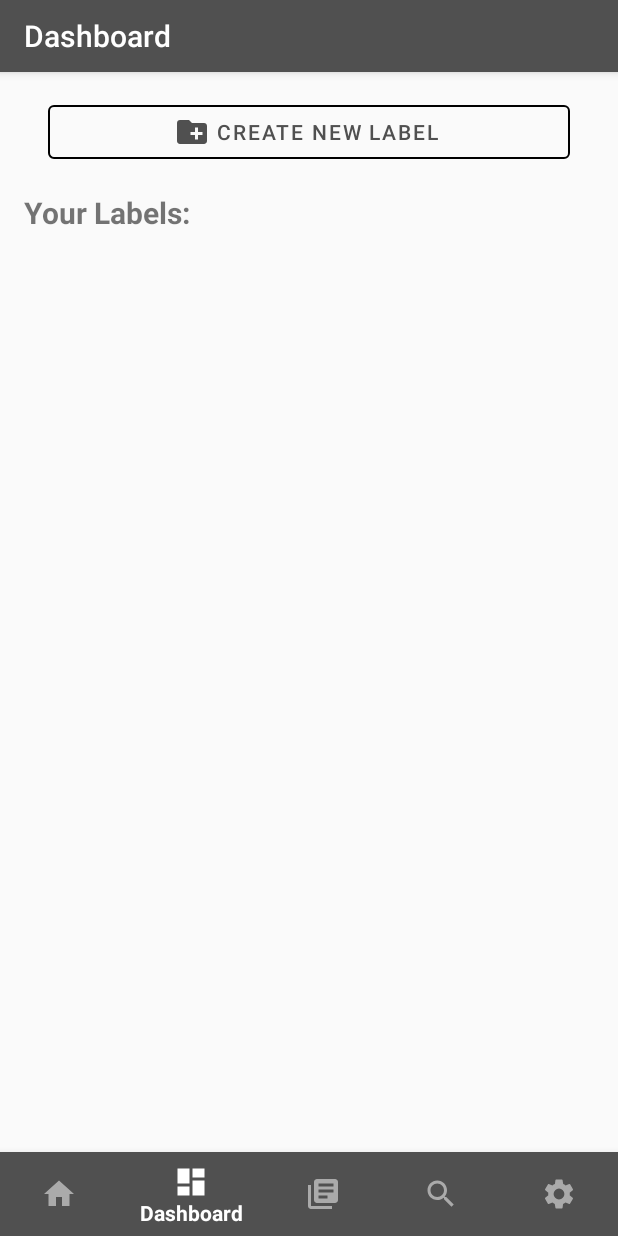
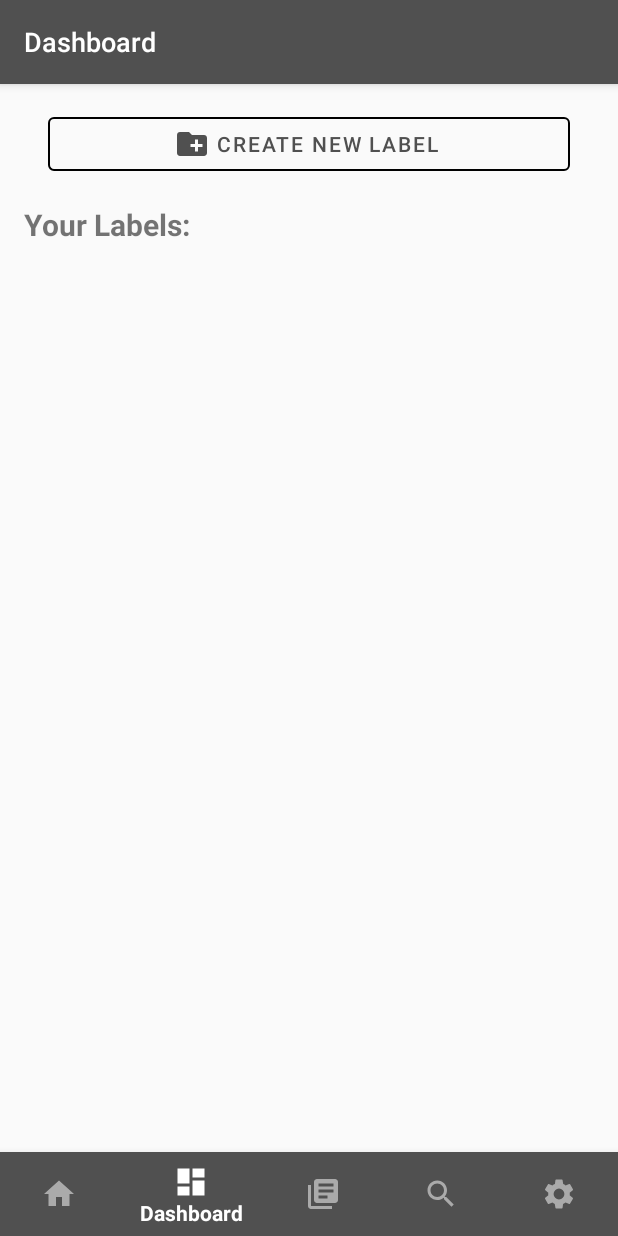
Before and after one commit to michaelzap94/lasantabiblia, an Android app: the Dashboard screen opened directly, with no data from a screen before it, on a phone screen of 412 x 824 dp. Run offline under Robolectric (Android 15) with nearby library versions, the light colour scheme and no system bars; our stand-ins replace RxJava; libraries missing offline, so code that uses them is left out: com.auth0.android.

Commit message:
modified subtitle

```diff
--- a/app/src/main/res/layout/activity_dashboard.xml
+++ b/app/src/main/res/layout/activity_dashboard.xml
@@ -18,9 +18,12 @@
         <androidx.appcompat.widget.Toolbar
             android:id="@+id/toolbar"
             android:layout_width="match_parent"
-            android:layout_height="?attr/actionBarSize"
+            android:layout_height="wrap_content"
             android:background="?attr/colorPrimary"
-            app:popupTheme="@style/AppTheme.PopupOverlay" />
+            android:minHeight="?attr/actionBarSize"
+            app:titleTextAppearance="@style/ToolbarTitleAppearance"
+            app:subtitleTextAppearance="@style/ToolbarSubtitleAppearance"
+            app:popupTheme="@style/AppTheme.PopupOverlay"/>
 
     </com.google.android.material.appbar.AppBarLayout>
 
```
